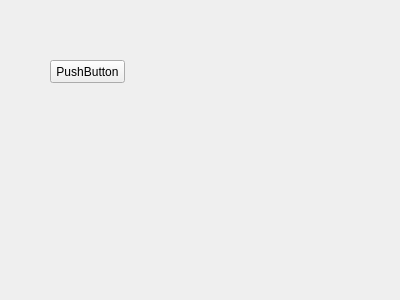
This is app/view/Ui/HomeWindow.ui in Thetrint/chrono-snow-script as Qt 5 draws it before an edit. The edited form follows.
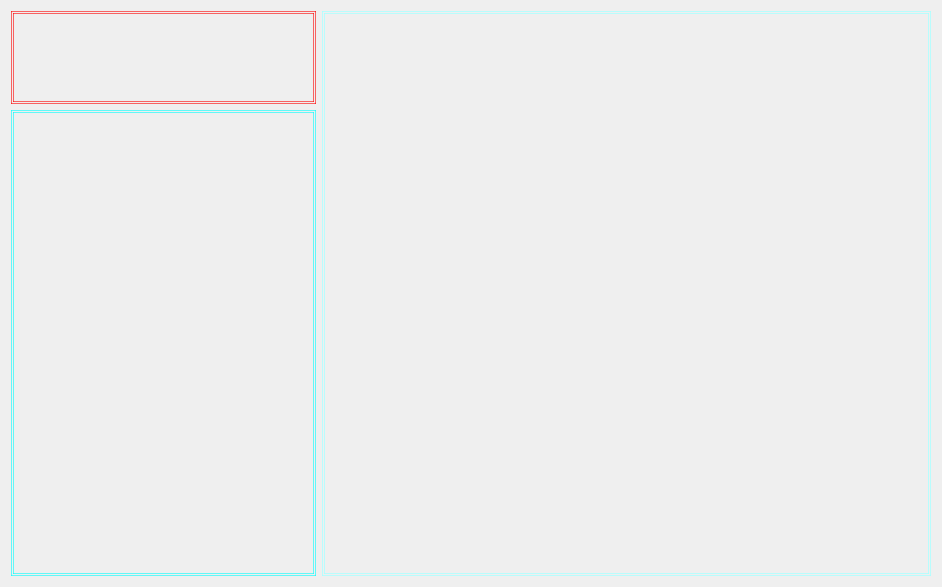
This is the edited form.

```diff
--- a/app/view/Ui/HomeWindow.ui
+++ b/app/view/Ui/HomeWindow.ui
@@ -6,26 +6,60 @@
    <rect>
     <x>0</x>
     <y>0</y>
-    <width>400</width>
-    <height>300</height>
+    <width>942</width>
+    <height>587</height>
    </rect>
   </property>
   <property name="windowTitle">
    <string>Form</string>
   </property>
-  <widget class="QPushButton" name="pushButton">
-   <property name="geometry">
-    <rect>
-     <x>50</x>
-     <y>60</y>
-     <width>75</width>
-     <height>23</height>
-    </rect>
-   </property>
-   <property name="text">
-    <string>PushButton</string>
-   </property>
-  </widget>
+  <layout class="QGridLayout" name="gridLayout">
+   <item row="0" column="0">
+    <widget class="QWidget" name="widget" native="true">
+     <property name="sizePolicy">
+      <sizepolicy hsizetype="Preferred" vsizetype="Preferred">
+       <horstretch>1</horstretch>
+       <verstretch>1</verstretch>
+      </sizepolicy>
+     </property>
+     <property name="styleSheet">
+      <string notr="true">QWidget#widget{
+border: 3px double rgba(255, 0, 0, 150);
+}</string>
+     </property>
+    </widget>
+   </item>
+   <item row="0" column="1" rowspan="2">
+    <widget class="QWidget" name="widget_2" native="true">
+     <property name="sizePolicy">
+      <sizepolicy hsizetype="Preferred" vsizetype="Preferred">
+       <horstretch>2</horstretch>
+       <verstretch>0</verstretch>
+      </sizepolicy>
+     </property>
+     <property name="styleSheet">
+      <string notr="true">QWidget#widget_2{
+border: 3px double rgba(170, 255, 255, 200)
+}</string>
+     </property>
+    </widget>
+   </item>
+   <item row="1" column="0">
+    <widget class="QWidget" name="widget_3" native="true">
+     <property name="sizePolicy">
+      <sizepolicy hsizetype="Preferred" vsizetype="Preferred">
+       <horstretch>1</horstretch>
+       <verstretch>5</verstretch>
+      </sizepolicy>
+     </property>
+     <property name="styleSheet">
+      <string notr="true">QWidget#widget_3{
+border: 3px double rgba(0, 255, 255, 150);
+}</string>
+     </property>
+    </widget>
+   </item>
+  </layout>
  </widget>
  <resources/>
  <connections/>
```
